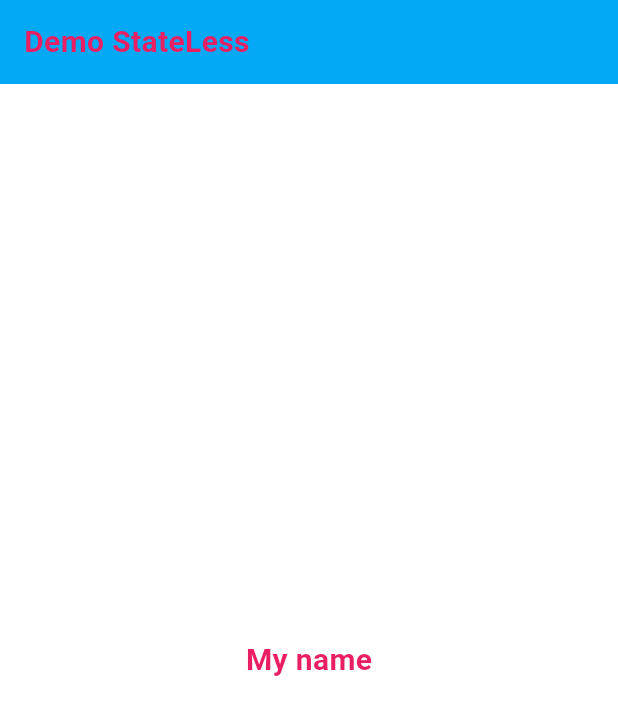
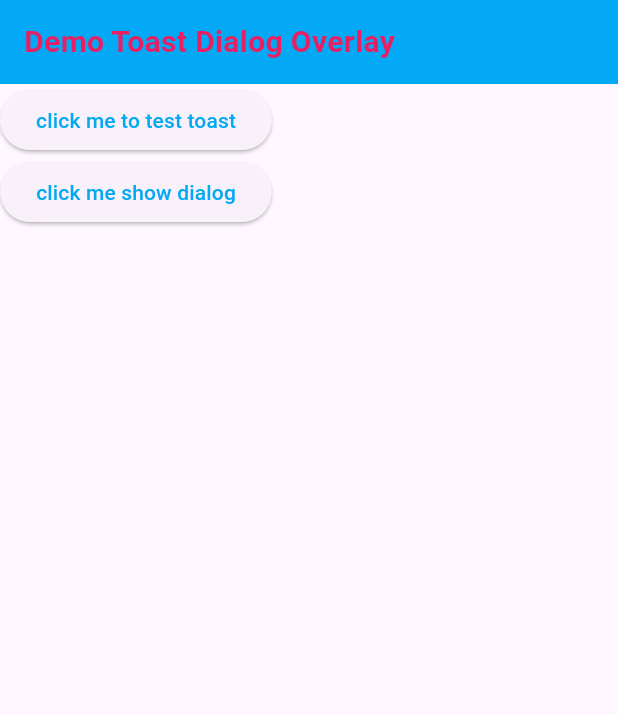
Before and after one commit to taquanghuy02032000/FlutterCookBook, a Flutter app: the screen it shows after launch, on a phone screen of 412 x 824 dp. Shown: the top 715 px of the screen. Run offline on Flutter 3.47's test engine with Material 3 defaults, Android fonts, the phone set to English and light mode, and no system bars.

Commit message:
add textField feat demo toast, dialog, overlay feat homeExe

```diff
--- a/lib/main.dart
+++ b/lib/main.dart
@@ -5,6 +5,9 @@ import 'package:flutter_cook_book/presentations/demo_navigaion/screen_c.dart';
 import 'package:flutter_cook_book/presentations/demo_navigaion/screen_d.dart';
 import 'package:flutter_cook_book/presentations/demo_stateless_feat_statefull/demo_statefull_example.dart';
 import 'package:flutter_cook_book/presentations/demo_stateless_feat_statefull/demo_stateless_example.dart';
+import 'package:flutter_cook_book/presentations/demo_textfield/ToastFtDialogFtOverlay/demo_toast_dialog_overlay.dart';
+import 'package:flutter_cook_book/presentations/demo_textfield/chua_bt_text_field.dart';
+import 'package:flutter_cook_book/presentations/demo_textfield/demo_textfield_screen.dart';
 
 void main() {
   runApp(const MyApp());
@@ -38,7 +41,8 @@ class MyApp extends StatelessWidget {
         ),
       ),
       // home: const ScreenB(),
-      home: const DemoStateLessScreen(),
+      // home: const DemoTextField(),
+      home: const DemoToastDialogOverlayScreen(),
     );
   }
 }
--- /dev/null
+++ b/lib/presentations/demo_textfield/ToastFtDialogFtOverlay/demo_toast_dialog_overlay.dart
@@ -0,0 +1,68 @@
+import 'package:flutter/material.dart';
+import 'package:flutter_cook_book/presentations/widget_common/base_screen.dart';
+
+class DemoToastDialogOverlayScreen extends StatefulWidget {
+  const DemoToastDialogOverlayScreen({Key? key}) : super(key: key);
+
+  @override
+  State<DemoToastDialogOverlayScreen> createState() => _DemoToastDialogOverlayScreenState();
+}
+
+class _DemoToastDialogOverlayScreenState extends State<DemoToastDialogOverlayScreen> {
+  @override
+  Widget build(BuildContext context) {
+    return BaseScreen(
+      titleScreen: 'Demo Toast Dialog Overlay',
+      bodyScreen: Container(
+        child: Column(
+          children: [
+            ElevatedButton(
+              child: Text('click me to test toast'),
+              onPressed: () {
+                ScaffoldMessenger.of(context).showSnackBar(SnackBar(
+                  behavior: SnackBarBehavior.floating,
+                  margin: EdgeInsets.only(bottom: MediaQuery.of(context).size.height / 2),
+                  duration: Duration(seconds: 1),
+                  backgroundColor: Colors.transparent,
+                  content: Container(
+                    margin: EdgeInsets.all(20),
+                    child: Row(
+                      children: [
+                        Expanded(child: Icon(Icons.add)),
+                        Expanded(child: Text("ADDED")),
+                      ],
+                    ),
+                  ),
+                ));
+              },
+            ),
+            ElevatedButton(
+              child: Text('click me show dialog'),
+              onPressed: () {
+                showDialog(
+                  context: context,
+                  builder: (BuildContext context) => Dialog(
+                    child: Column(
+                      mainAxisSize: MainAxisSize.min,
+                      mainAxisAlignment: MainAxisAlignment.center,
+                      children: <Widget>[
+                        const Text('This is a fullscreen dialog.'),
+                        const SizedBox(height: 15),
+                        TextButton(
+                          onPressed: () {
+                            Navigator.pop(context);
+                          },
+                          child: const Text('Close'),
+                        ),
+                      ],
+                    ),
+                  ),
+                );
+              },
+            ),
+          ],
+        ),
+      ),
+    );
+  }
+}
--- /dev/null
+++ b/lib/presentations/widget_common/base_screen.dart
@@ -0,0 +1,25 @@
+import 'package:flutter/material.dart';
+
+class BaseScreen extends StatelessWidget {
+  const BaseScreen({
+    Key? key,
+    required this.titleScreen,
+    required this.bodyScreen,
+  }) : super(key: key);
+  final String titleScreen;
+  final Widget bodyScreen;
+
+  @override
+  Widget build(BuildContext context) {
+    return Scaffold(
+      appBar: AppBar(
+        backgroundColor: Colors.lightBlue,
+        title: Text(
+          titleScreen,
+          style: Theme.of(context).textTheme.bodyMedium,
+        ),
+      ),
+      body: bodyScreen,
+    );
+  }
+}
```
Also changed, not shown: lib/presentations/demo_textfield/chua_bt_text_field.dart (added, +97 -0 lines), lib/presentations/demo_textfield/demo_textfield_screen.dart (added, +77 -0 lines), lib/presentations/widget_common/text_form_field_common.dart (added, +24 -0 lines).
